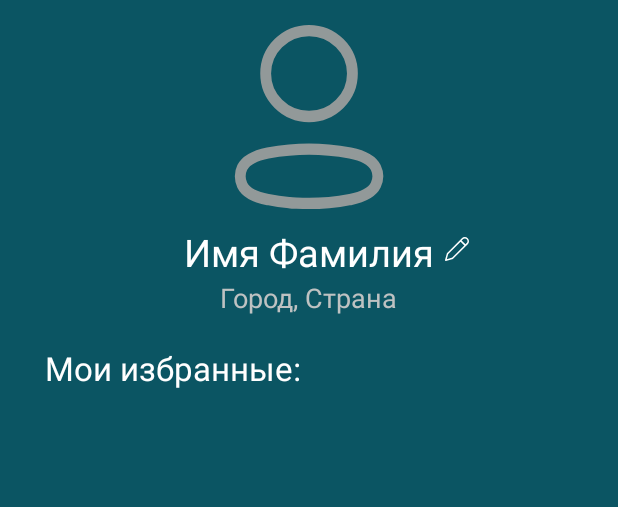
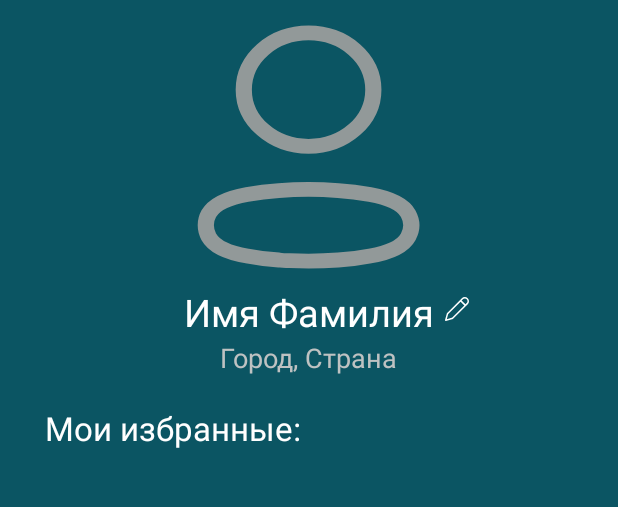
Before and after one commit to martanatta/Evo, an Android app: the fragment ProfileFragment placed in its activity, on a phone screen of 412 x 824 dp, the part 105-612 px from its top. Run offline under Robolectric (Android 15) with nearby library versions, the phone set to English and light mode, and no system bars; libraries missing offline, so code that uses them is left out: com.etebarian.meowbottomnavigation; plain views replace MeowBottomNavigation; 8 statements that could not run were skipped.

Commit message:
editProfile has changed

```diff
--- a/app/src/main/java/com/example/evo/EditProfileActivity.java
+++ b/app/src/main/java/com/example/evo/EditProfileActivity.java
@@ -113,7 +113,6 @@ public class EditProfileActivity extends AppCompatActivity implements AdapterVie
         savedCheckedRadioButton.setChecked(true);
     }
 
-
     public void backOnProfile(View view) {
         onBackPressed();
     }
@@ -182,7 +181,6 @@ public class EditProfileActivity extends AppCompatActivity implements AdapterVie
         Country = countryEdit.getText().toString();
         prefEditor.putString(prefCountry, Country);
 
-
         EditText emailEdit = findViewById(R.id.Email_editText);
         String email = emailEdit.getText().toString();
         prefEditor.putString(prefEmail, email);
--- a/app/src/main/java/com/example/evo/PlayerActivity.java
+++ b/app/src/main/java/com/example/evo/PlayerActivity.java
@@ -28,7 +28,6 @@ import static com.example.evo.MainActivity.repeatBoolean;
 import static com.example.evo.MainActivity.shuffleBoolean;
 
 public class PlayerActivity extends AppCompatActivity implements MediaPlayer.OnCompletionListener {
-
     private TextView songName, playedDuration, totalDuration;
     private ImageView imageOfSongs, btnNext, btnPrev, randomBtn, repeatBtn, playPauseBtn, favoriteBtn, shareBtn;
     private SeekBar seekBar;
--- a/app/src/main/java/com/example/evo/ProfileFragment.java
+++ b/app/src/main/java/com/example/evo/ProfileFragment.java
@@ -1,33 +1,23 @@
 package com.example.evo;
+
+import static com.example.evo.EditProfileActivity.City;
+import static com.example.evo.EditProfileActivity.Country;
+import static com.example.evo.EditProfileActivity.Name;
+import static com.example.evo.EditProfileActivity.Surname;
 
 import android.content.Intent;
 import android.os.Bundle;
-import android.util.Log;
 import android.view.LayoutInflater;
 import android.view.View;
 import android.view.ViewGroup;
 import android.widget.Button;
+import android.widget.TextView;
 
 import androidx.fragment.app.Fragment;
-import androidx.recyclerview.widget.LinearLayoutManager;
 import androidx.recyclerview.widget.RecyclerView;
 
-import com.example.evo.apiShmapi.ApiService;
-import com.example.evo.apiShmapi.FavoriteAudioList;
-
-import java.util.ArrayList;
-import java.util.List;
-
-import retrofit2.Call;
-import retrofit2.Callback;
-import retrofit2.Response;
-import retrofit2.Retrofit;
-import retrofit2.converter.gson.GsonConverterFactory;
-
 public class ProfileFragment extends Fragment implements View.OnClickListener {
-    View v;
     RecyclerView recyclerView;
-    List<FavoriteAudioList> mList;
     AudiosAdapter musicAdapter;
     Button editProfile;
 
@@ -36,53 +26,21 @@ public class ProfileFragment extends Fragment implements View.OnClickListener {
 
     @Override
     public View onCreateView(LayoutInflater inflater, ViewGroup container, Bundle savedInstanceState) {
-        v = inflater.inflate(R.layout.fragment_profile, container, false);
+        View view = inflater.inflate(R.layout.fragment_profile, container, false);
 
-        mList = new ArrayList<>();
-
-        recyclerView = v.findViewById(R.id.recyclerView);
-
-
-        editProfile = v.findViewById(R.id.profile_edit);
+        editProfile = view.findViewById(R.id.profile_edit);
         editProfile.setOnClickListener(this);
 
-        musicAdapter = new AudiosAdapter(mList, getContext());
-        recyclerView.setAdapter(musicAdapter);
-        recyclerView.setLayoutManager(new LinearLayoutManager(getActivity()));
-//        getData();
-        return v;
-    }
+        recyclerView = view.findViewById(R.id.recyclerView);
+        recyclerView.setHasFixedSize(true);
 
-//    public void getData() {
-//        Retrofit retrofit = new Retrofit.Builder()
-//                .baseUrl("http://a0571908.xsph.ru/")
-//                .addConverterFactory(GsonConverterFactory.create())
-//                .build();
-//
-//        ApiService api = retrofit.create(ApiService.class);
-//        api.getFavoriteAudioList().enqueue(new Callback<List<FavoriteAudioList>>() {
-//            @Override
-//            public void onResponse(Call<List<FavoriteAudioList>> call, Response<List<FavoriteAudioList>> response) {
-//                Log.e("onResponse main", "code: " + response.code());
-//                Log.e("onResponse main", "string: " + response.toString());
-//                if (response.isSuccessful()) {
-//                    initData(response.body());
-//                } else {
-//                    Log.e("not successful", "fail");
-//                }
-//            }
-//
-//            @Override
-//            public void onFailure(Call<List<FavoriteAudioList>> call, Throwable t) {
-//                Log.e("onResponse", t.toString());
-//            }
-//        });
-//    }
+        TextView nameSP = view.findViewById(R.id.users_name);
+        nameSP.setText(Name + " " + Surname);
 
-    private void initData(List<FavoriteAudioList> body) {
-        mList.clear();
-        mList.addAll(body);
-        musicAdapter.notifyDataSetChanged();
+        TextView citySP = view.findViewById(R.id.users_city);
+        citySP.setText(City + ", " + Country);
+
+        return view;
     }
 
     @Override
--- a/app/src/main/res/drawable/ic_bn_user2.xml
+++ b/app/src/main/res/drawable/ic_bn_user2.xml
@@ -1,6 +1,6 @@
 <vector xmlns:android="http://schemas.android.com/apk/res/android"
-    android:width="101dp"
-    android:height="125dp"
+    android:width="151dp"
+    android:height="165dp"
     android:viewportWidth="21"
     android:viewportHeight="25">
   <path
--- a/app/src/main/res/layout/fragment_profile.xml
+++ b/app/src/main/res/layout/fragment_profile.xml
@@ -26,7 +26,6 @@
         android:layout_height="wrap_content"
         android:layout_gravity="center"
         android:layout_marginTop="15dp"
-        android:elevation="100dp"
         android:src="@drawable/ic_bn_user2" />
 
     <RelativeLayout
```
